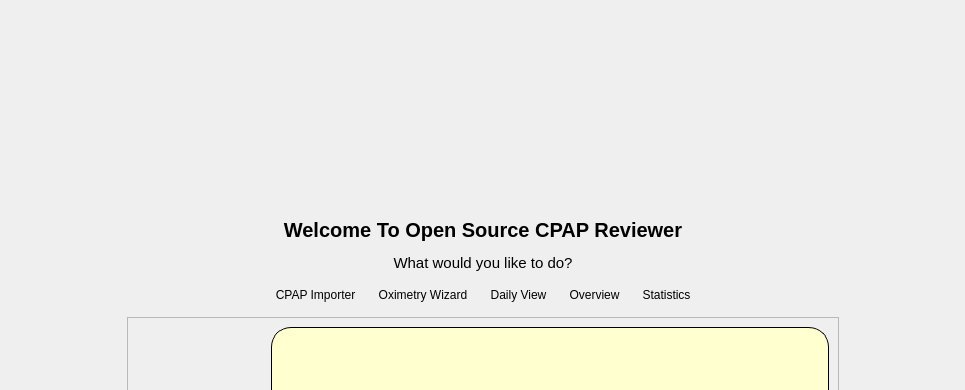
The window that oscar/welcome.ui (operativeF/oscar) describes before a commit, drawn with Qt 5; both pictures show x 0 to 965 and y 0 to 390 of the 965 by 742 pixel window.
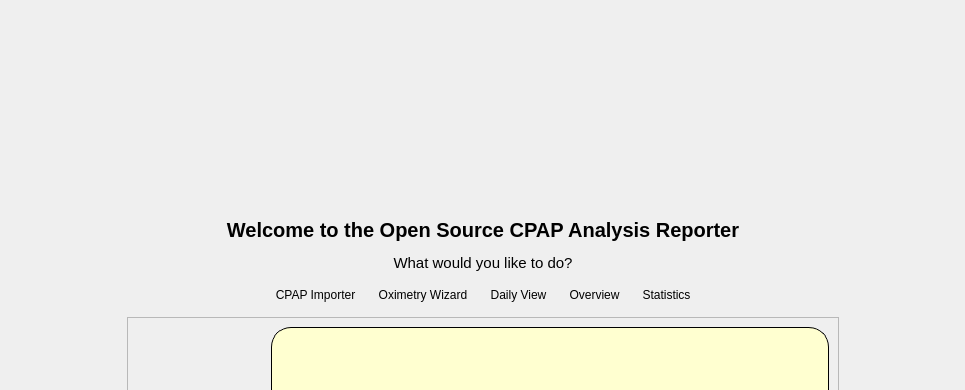
The same window after the commit. Icons and pictures are not drawn.

Diff of the .ui file:
```diff
--- a/oscar/welcome.ui
+++ b/oscar/welcome.ui
@@ -125,7 +125,7 @@
         </font>
        </property>
        <property name="text">
-        <string>Welcome To Open Source CPAP Reviewer</string>
+        <string>Welcome to the Open Source CPAP Analysis Reporter</string>
        </property>
        <property name="alignment">
         <set>Qt::AlignCenter</set>
```
